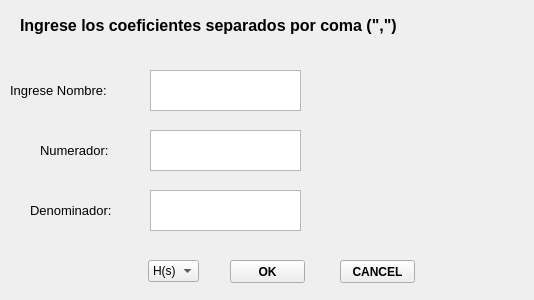
Qt form frontend/input_teorico.ui (odevincenti/TC-TP1) before a commit.
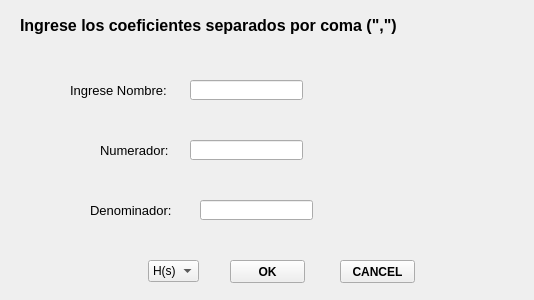
The same form after that commit.

Diff of the .ui file:
```diff
--- a/frontend/input_teorico.ui
+++ b/frontend/input_teorico.ui
@@ -51,20 +51,10 @@
     <string>CANCEL</string>
    </property>
   </widget>
-  <widget class="QPlainTextEdit" name="nombre_graph_teorico">
-   <property name="geometry">
-    <rect>
-     <x>150</x>
-     <y>70</y>
-     <width>151</width>
-     <height>41</height>
-    </rect>
-   </property>
-  </widget>
   <widget class="QLabel" name="label">
    <property name="geometry">
     <rect>
-     <x>10</x>
+     <x>70</x>
      <y>80</y>
      <width>131</width>
      <height>20</height>
@@ -82,7 +72,7 @@
   <widget class="QLabel" name="label_2">
    <property name="geometry">
     <rect>
-     <x>40</x>
+     <x>100</x>
      <y>140</y>
      <width>101</width>
      <height>20</height>
@@ -100,7 +90,7 @@
   <widget class="QLabel" name="label_3">
    <property name="geometry">
     <rect>
-     <x>30</x>
+     <x>90</x>
      <y>200</y>
      <width>111</width>
      <height>20</height>
@@ -115,26 +105,6 @@
     <string>Denominador:</string>
    </property>
   </widget>
-  <widget class="QPlainTextEdit" name="numerador_teorico">
-   <property name="geometry">
-    <rect>
-     <x>150</x>
-     <y>130</y>
-     <width>151</width>
-     <height>41</height>
-    </rect>
-   </property>
-  </widget>
-  <widget class="QPlainTextEdit" name="denominador_teorico">
-   <property name="geometry">
-    <rect>
-     <x>150</x>
-     <y>190</y>
-     <width>151</width>
-     <height>41</height>
-    </rect>
-   </property>
-  </widget>
   <widget class="QLabel" name="label_4">
    <property name="geometry">
     <rect>
@@ -170,6 +140,36 @@
     </property>
    </item>
   </widget>
+  <widget class="QLineEdit" name="nombre_graph_teorico">
+   <property name="geometry">
+    <rect>
+     <x>190</x>
+     <y>80</y>
+     <width>113</width>
+     <height>20</height>
+    </rect>
+   </property>
+  </widget>
+  <widget class="QLineEdit" name="numerador_teorico">
+   <property name="geometry">
+    <rect>
+     <x>190</x>
+     <y>140</y>
+     <width>113</width>
+     <height>20</height>
+    </rect>
+   </property>
+  </widget>
+  <widget class="QLineEdit" name="denominador_teorico">
+   <property name="geometry">
+    <rect>
+     <x>200</x>
+     <y>200</y>
+     <width>113</width>
+     <height>20</height>
+    </rect>
+   </property>
+  </widget>
  </widget>
  <resources/>
  <connections/>
```
